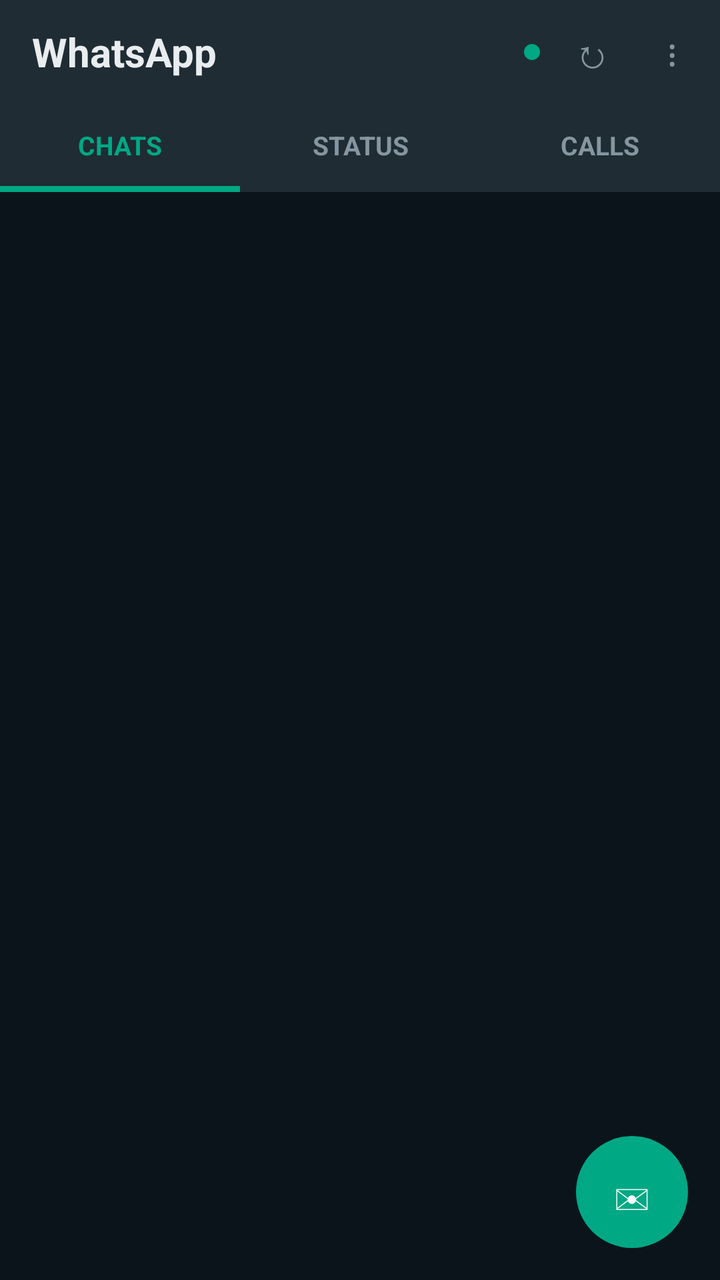
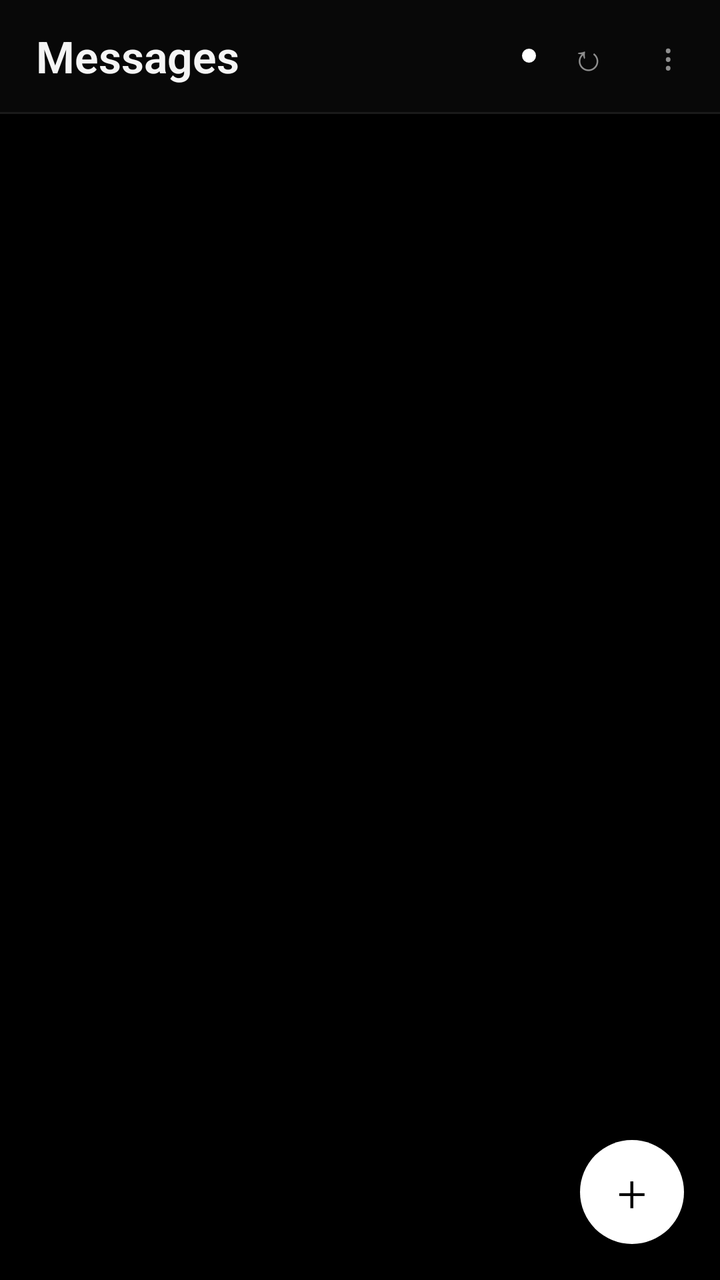

Two renders of the same Android screen: before a commit and after it. Below are the layout's source before the change and the commit's diff.
<!-- AndroidManifest.xml: application theme android:Theme.NoTitleBar -->
<!-- res/layout/activity_main.xml -->
<?xml version="1.0" encoding="utf-8"?>
<LinearLayout xmlns:android="http://schemas.android.com/apk/res/android"
    android:layout_width="match_parent"
    android:layout_height="match_parent"
    android:orientation="vertical"
    android:background="@color/wa_bg">

    
    <LinearLayout
        android:id="@+id/layout_header"
        android:layout_width="match_parent"
        android:layout_height="52dp"
        android:orientation="horizontal"
        android:background="@color/wa_header"
        android:gravity="center_vertical"
        android:paddingLeft="16dp"
        android:paddingRight="4dp">

        <TextView
            android:layout_width="0dp"
            android:layout_weight="1"
            android:layout_height="wrap_content"
            android:text="WhatsApp"
            android:textColor="@color/wa_text"
            android:textSize="20sp"
            android:textStyle="bold" />

        
        <View
            android:id="@+id/view_status_dot"
            android:layout_width="8dp"
            android:layout_height="8dp"
            android:layout_marginRight="6dp"
            android:background="@drawable/badge_unread" />

        
        <TextView
            android:id="@+id/btn_refresh"
            android:layout_width="40dp"
            android:layout_height="44dp"
            android:gravity="center"
            android:textColor="@color/wa_text_sub"
            android:textSize="20sp"
            android:text="&#8635;" />

        
        <TextView
            android:id="@+id/btn_settings"
            android:layout_width="40dp"
            android:layout_height="44dp"
            android:gravity="center"
            android:textColor="@color/wa_text_sub"
            android:textSize="18sp"
            android:text="&#8942;" />
    </LinearLayout>

    
    <LinearLayout
        android:layout_width="match_parent"
        android:layout_height="44dp"
        android:orientation="horizontal"
        android:background="@color/wa_header">

        
        <LinearLayout
            android:id="@+id/tab_chats"
            android:layout_width="0dp"
            android:layout_weight="1"
            android:layout_height="match_parent"
            android:orientation="vertical"
            android:gravity="center">

            <LinearLayout
                android:layout_width="wrap_content"
                android:layout_height="0dp"
                android:layout_weight="1"
                android:orientation="horizontal"
                android:gravity="center">

                <TextView
                    android:id="@+id/tv_tab_chats_title"
                    android:layout_width="wrap_content"
                    android:layout_height="wrap_content"
                    android:text="CHATS"
                    android:textColor="@color/wa_tab_active"
                    android:textSize="13sp"
                    android:textStyle="bold" />

                <TextView
                    android:id="@+id/tv_tab_badge"
                    android:layout_width="wrap_content"
                    android:layout_height="16dp"
                    android:minWidth="16dp"
                    android:layout_marginLeft="6dp"
                    android:paddingLeft="4dp"
                    android:paddingRight="4dp"
                    android:background="@drawable/badge_unread"
                    android:gravity="center"
                    android:textColor="#0B141B"
                    android:textSize="10sp"
                    android:textStyle="bold"
                    android:visibility="gone" />
            </LinearLayout>

            
            <View
                android:layout_width="match_parent"
                android:layout_height="3dp"
                android:background="@color/wa_tab_active" />
        </LinearLayout>

        
        <LinearLayout
            android:id="@+id/tab_status"
            android:layout_width="0dp"
            android:layout_weight="1"
            android:layout_height="match_parent"
            android:orientation="vertical"
            android:gravity="center">

            <TextView
                android:layout_width="wrap_content"
                android:layout_height="0dp"
                android:layout_weight="1"
                android:gravity="center"
                android:text="STATUS"
                android:textColor="@color/wa_tab_inactive"
                android:textSize="13sp"
                android:textStyle="bold" />

            <View
                android:layout_width="match_parent"
                android:layout_height="3dp"
                android:background="#00000000" />
        </LinearLayout>

        
        <LinearLayout
            android:id="@+id/tab_calls"
            android:layout_width="0dp"
            android:layout_weight="1"
            android:layout_height="match_parent"
            android:orientation="vertical"
            android:gravity="center">

            <TextView
                android:layout_width="wrap_content"
                android:layout_height="0dp"
                android:layout_weight="1"
                android:gravity="center"
                android:text="CALLS"
                android:textColor="@color/wa_tab_inactive"
                android:textSize="13sp"
                android:textStyle="bold" />

            <View
                android:layout_width="match_parent"
                android:layout_height="3dp"
                android:background="#00000000" />
        </LinearLayout>
    </LinearLayout>

    
    <LinearLayout
        android:id="@+id/layout_status_banner"
        android:layout_width="match_parent"
        android:layout_height="wrap_content"
        android:orientation="horizontal"
        android:background="#1F2C34"
        android:paddingLeft="16dp"
        android:paddingRight="12dp"
        android:paddingTop="9dp"
        android:paddingBottom="9dp"
        android:gravity="center_vertical"
        android:visibility="gone">

        <View
            android:id="@+id/banner_dot"
            android:layout_width="8dp"
            android:layout_height="8dp"
            android:layout_marginRight="9dp"
            android:background="@drawable/badge_unread" />

        <TextView
            android:id="@+id/tv_status_banner"
            android:layout_width="0dp"
            android:layout_weight="1"
            android:layout_height="wrap_content"
            android:textColor="@color/wa_text_sub"
            android:textSize="13sp" />

        <TextView
            android:id="@+id/btn_banner_action"
            android:layout_width="wrap_content"
            android:layout_height="wrap_content"
            android:textColor="@color/wa_teal"
            android:textSize="13sp"
            android:textStyle="bold"
            android:paddingLeft="12dp"
            android:text="PAIR" />
    </LinearLayout>

    
    <FrameLayout
        android:layout_width="match_parent"
        android:layout_height="0dp"
        android:layout_weight="1">

        <ListView
            android:id="@+id/list_chats"
            android:layout_width="match_parent"
            android:layout_height="match_parent"
            android:divider="@color/wa_divider"
            android:dividerHeight="0.8dp"
            android:scrollbars="none" />

        <TextView
            android:id="@+id/tv_empty"
            android:layout_width="match_parent"
            android:layout_height="match_parent"
            android:gravity="center"
            android:textColor="@color/wa_text_sub"
            android:textSize="14sp"
            android:lineSpacingExtra="4dp"
            android:text="No conversations yet.\nTap the green button to start a chat."
            android:visibility="gone" />

        <ProgressBar
            android:id="@+id/progress_loading"
            android:layout_width="wrap_content"
            android:layout_height="wrap_content"
            android:layout_gravity="center"
            android:visibility="gone" />

        
        <FrameLayout
            android:id="@+id/btn_new_chat"
            android:layout_width="56dp"
            android:layout_height="56dp"
            android:layout_gravity="bottom|right"
            android:layout_marginRight="16dp"
            android:layout_marginBottom="16dp"
            android:background="@drawable/btn_fab">

            
            <TextView
                android:layout_width="match_parent"
                android:layout_height="match_parent"
                android:gravity="center"
                android:textColor="#FFFFFF"
                android:textSize="24sp"
                android:text="&#9993;" />
        </FrameLayout>
    </FrameLayout>

</LinearLayout>
<!-- resources referenced by this layout -->
<resources>
  <color name="wa_bg">#0B141B</color>
  <color name="wa_divider">#182229</color>
  <color name="wa_header">#1F2C34</color>
  <color name="wa_tab_active">#00A884</color>
  <color name="wa_tab_inactive">#8696A0</color>
  <color name="wa_teal">#00A884</color>
  <color name="wa_text">#E9EDEF</color>
  <color name="wa_text_sub">#8696A0</color>
  <!-- drawable badge_unread (drawable) -->
  <?xml version="1.0" encoding="utf-8"?>
  <shape xmlns:android="http://schemas.android.com/apk/res/android"
      android:shape="oval">
      <solid android:color="@color/wa_badge" />
  </shape>
  <!-- drawable btn_fab (drawable) -->
  <?xml version="1.0" encoding="utf-8"?>
  <selector xmlns:android="http://schemas.android.com/apk/res/android">
      <item android:state_pressed="true">
          <shape android:shape="oval">
              <solid android:color="@color/wa_fab_pressed" />
          </shape>
      </item>
      <item>
          <shape android:shape="oval">
              <solid android:color="@color/wa_fab" />
          </shape>
      </item>
  </selector>
  <color name="wa_badge">#00A884</color>
  <color name="wa_fab_pressed">#029070</color>
  <color name="wa_fab">#00A884</color>
</resources>

<!-- the commit's change to res/layout/activity_main.xml (unified diff, before → after) -->
@@ -9,27 +9,28 @@
     <LinearLayout
         android:id="@+id/layout_header"
         android:layout_width="match_parent"
-        android:layout_height="52dp"
+        android:layout_height="56dp"
         android:orientation="horizontal"
         android:background="@color/wa_header"
         android:gravity="center_vertical"
-        android:paddingLeft="16dp"
-        android:paddingRight="4dp">
+        android:paddingLeft="18dp"
+        android:paddingRight="6dp">
 
         <TextView
             android:layout_width="0dp"
             android:layout_weight="1"
             android:layout_height="wrap_content"
-            android:text="WhatsApp"
+            android:text="Messages"
+            android:fontFamily="sans-serif-light"
             android:textColor="@color/wa_text"
-            android:textSize="20sp"
+            android:textSize="22sp"
             android:textStyle="bold" />
 
         
         <View
             android:id="@+id/view_status_dot"
-            android:layout_width="8dp"
-            android:layout_height="8dp"
+            android:layout_width="7dp"
+            android:layout_height="7dp"
             android:layout_marginRight="6dp"
             android:background="@drawable/badge_unread" />
 
@@ -40,7 +41,7 @@
             android:layout_height="44dp"
             android:gravity="center"
             android:textColor="@color/wa_text_sub"
-            android:textSize="20sp"
+            android:textSize="18sp"
             android:text="&#8635;" />
 
         
@@ -55,110 +56,10 @@
     </LinearLayout>
 
     
-    <LinearLayout
+    <View
         android:layout_width="match_parent"
-        android:layout_height="44dp"
-        android:orientation="horizontal"
-        android:background="@color/wa_header">
-
-        
-        <LinearLayout
-            android:id="@+id/tab_chats"
-            android:layout_width="0dp"
-            android:layout_weight="1"
-            android:layout_height="match_parent"
-            android:orientation="vertical"
-            android:gravity="center">
-
-            <LinearLayout
-                android:layout_width="wrap_content"
-                android:layout_height="0dp"
-                android:layout_weight="1"
-                android:orientation="horizontal"
-                android:gravity="center">
-
-                <TextView
-                    android:id="@+id/tv_tab_chats_title"
-                    android:layout_width="wrap_content"
-                    android:layout_height="wrap_content"
-                    android:text="CHATS"
-                    android:textColor="@color/wa_tab_active"
-                    android:textSize="13sp"
-                    android:textStyle="bold" />
-
-                <TextView
-                    android:id="@+id/tv_tab_badge"
-                    android:layout_width="wrap_content"
-                    android:layout_height="16dp"
-                    android:minWidth="16dp"
-                    android:layout_marginLeft="6dp"
-                    android:paddingLeft="4dp"
-                    android:paddingRight="4dp"
-                    android:background="@drawable/badge_unread"
-                    android:gravity="center"
-                    android:textColor="#0B141B"
-                    android:textSize="10sp"
-                    android:textStyle="bold"
-                    android:visibility="gone" />
-            </LinearLayout>
-
-            
-            <View
-                android:layout_width="match_parent"
-                android:layout_height="3dp"
-                android:background="@color/wa_tab_active" />
-        </LinearLayout>
-
-        
-        <LinearLayout
-            android:id="@+id/tab_status"
-            android:layout_width="0dp"
-            android:layout_weight="1"
-            android:layout_height="match_parent"
-            android:orientation="vertical"
-            android:gravity="center">
-
-            <TextView
-                android:layout_width="wrap_content"
-                android:layout_height="0dp"
-                android:layout_weight="1"
-                android:gravity="center"
-                android:text="STATUS"
-                android:textColor="@color/wa_tab_inactive"
-                android:textSize="13sp"
-                android:textStyle="bold" />
-
-            <View
-                android:layout_width="match_parent"
-                android:layout_height="3dp"
-                android:background="#00000000" />
-        </LinearLayout>
-
-        
-        <LinearLayout
-            android:id="@+id/tab_calls"
-            android:layout_width="0dp"
-            android:layout_weight="1"
-            android:layout_height="match_parent"
-            android:orientation="vertical"
-            android:gravity="center">
-
-            <TextView
-                android:layout_width="wrap_content"
-                android:layout_height="0dp"
-                android:layout_weight="1"
-                android:gravity="center"
-                android:text="CALLS"
-                android:textColor="@color/wa_tab_inactive"
-                android:textSize="13sp"
-                android:textStyle="bold" />
-
-            <View
-                android:layout_width="match_parent"
-                android:layout_height="3dp"
-                android:background="#00000000" />
-        </LinearLayout>
-    </LinearLayout>
+        android:layout_height="1dp"
+        android:background="@color/wa_divider" />
 
     
     <LinearLayout
@@ -166,9 +67,9 @@
         android:layout_width="match_parent"
         android:layout_height="wrap_content"
         android:orientation="horizontal"
-        android:background="#1F2C34"
-        android:paddingLeft="16dp"
-        android:paddingRight="12dp"
+        android:background="#141414"
+        android:paddingLeft="18dp"
+        android:paddingRight="14dp"
         android:paddingTop="9dp"
         android:paddingBottom="9dp"
         android:gravity="center_vertical"
@@ -176,9 +77,9 @@
 
         <View
             android:id="@+id/banner_dot"
-            android:layout_width="8dp"
-            android:layout_height="8dp"
-            android:layout_marginRight="9dp"
+            android:layout_width="7dp"
+            android:layout_height="7dp"
+            android:layout_marginRight="10dp"
             android:background="@drawable/badge_unread" />
 
         <TextView
@@ -186,6 +87,7 @@
             android:layout_width="0dp"
             android:layout_weight="1"
             android:layout_height="wrap_content"
+            android:fontFamily="sans-serif-light"
             android:textColor="@color/wa_text_sub"
             android:textSize="13sp" />
 
@@ -193,10 +95,11 @@
             android:id="@+id/btn_banner_action"
             android:layout_width="wrap_content"
             android:layout_height="wrap_content"
-            android:textColor="@color/wa_teal"
-            android:textSize="13sp"
+            android:textColor="#FFFFFF"
+            android:textSize="12sp"
+            android:fontFamily="sans-serif"
             android:textStyle="bold"
-            android:paddingLeft="12dp"
+            android:paddingLeft="10dp"
             android:text="PAIR" />
     </LinearLayout>
 
@@ -211,7 +114,7 @@
             android:layout_width="match_parent"
             android:layout_height="match_parent"
             android:divider="@color/wa_divider"
-            android:dividerHeight="0.8dp"
+            android:dividerHeight="1dp"
             android:scrollbars="none" />
 
         <TextView
@@ -219,10 +122,11 @@
             android:layout_width="match_parent"
             android:layout_height="match_parent"
             android:gravity="center"
+            android:fontFamily="sans-serif-light"
             android:textColor="@color/wa_text_sub"
             android:textSize="14sp"
             android:lineSpacingExtra="4dp"
-            android:text="No conversations yet.\nTap the green button to start a chat."
+            android:text="No conversations.\nTap + below to start."
             android:visibility="gone" />
 
         <ProgressBar
@@ -235,21 +139,21 @@
         
         <FrameLayout
             android:id="@+id/btn_new_chat"
-            android:layout_width="56dp"
-            android:layout_height="56dp"
+            android:layout_width="52dp"
+            android:layout_height="52dp"
             android:layout_gravity="bottom|right"
-            android:layout_marginRight="16dp"
-            android:layout_marginBottom="16dp"
+            android:layout_marginRight="18dp"
+            android:layout_marginBottom="18dp"
             android:background="@drawable/btn_fab">
 
-            
             <TextView
                 android:layout_width="match_parent"
                 android:layout_height="match_parent"
                 android:gravity="center"
-                android:textColor="#FFFFFF"
-                android:textSize="24sp"
-                android:text="&#9993;" />
+                android:textColor="#000000"
+                android:textSize="26sp"
+                android:fontFamily="sans-serif-light"
+                android:text="&#43;" />
         </FrameLayout>
     </FrameLayout>
 
<!-- resource entries referenced after the edit -->
@@ -1,35 +1,29 @@
 <!-- resources referenced by this layout -->
 <resources>
-  <color name="wa_bg">#0B141B</color>
-  <color name="wa_divider">#182229</color>
-  <color name="wa_header">#1F2C34</color>
-  <color name="wa_tab_active">#00A884</color>
-  <color name="wa_tab_inactive">#8696A0</color>
-  <color name="wa_teal">#00A884</color>
-  <color name="wa_text">#E9EDEF</color>
-  <color name="wa_text_sub">#8696A0</color>
+  <color name="wa_bg">#000000</color>
+  <color name="wa_divider">#1A1A1A</color>
+  <color name="wa_header">#080808</color>
+  <color name="wa_text">#F5F5F5</color>
+  <color name="wa_text_sub">#8E8E8E</color>
   <!-- drawable badge_unread (drawable) -->
   <?xml version="1.0" encoding="utf-8"?>
   <shape xmlns:android="http://schemas.android.com/apk/res/android"
       android:shape="oval">
-      <solid android:color="@color/wa_badge" />
+      <solid android:color="#FFFFFF" />
   </shape>
   <!-- drawable btn_fab (drawable) -->
   <?xml version="1.0" encoding="utf-8"?>
   <selector xmlns:android="http://schemas.android.com/apk/res/android">
       <item android:state_pressed="true">
           <shape android:shape="oval">
-              <solid android:color="@color/wa_fab_pressed" />
+              <solid android:color="#CCCCCC" />
           </shape>
       </item>
       <item>
           <shape android:shape="oval">
-              <solid android:color="@color/wa_fab" />
+              <solid android:color="#FFFFFF" />
           </shape>
       </item>
   </selector>
-  <color name="wa_badge">#00A884</color>
-  <color name="wa_fab_pressed">#029070</color>
-  <color name="wa_fab">#00A884</color>
 </resources>
 
